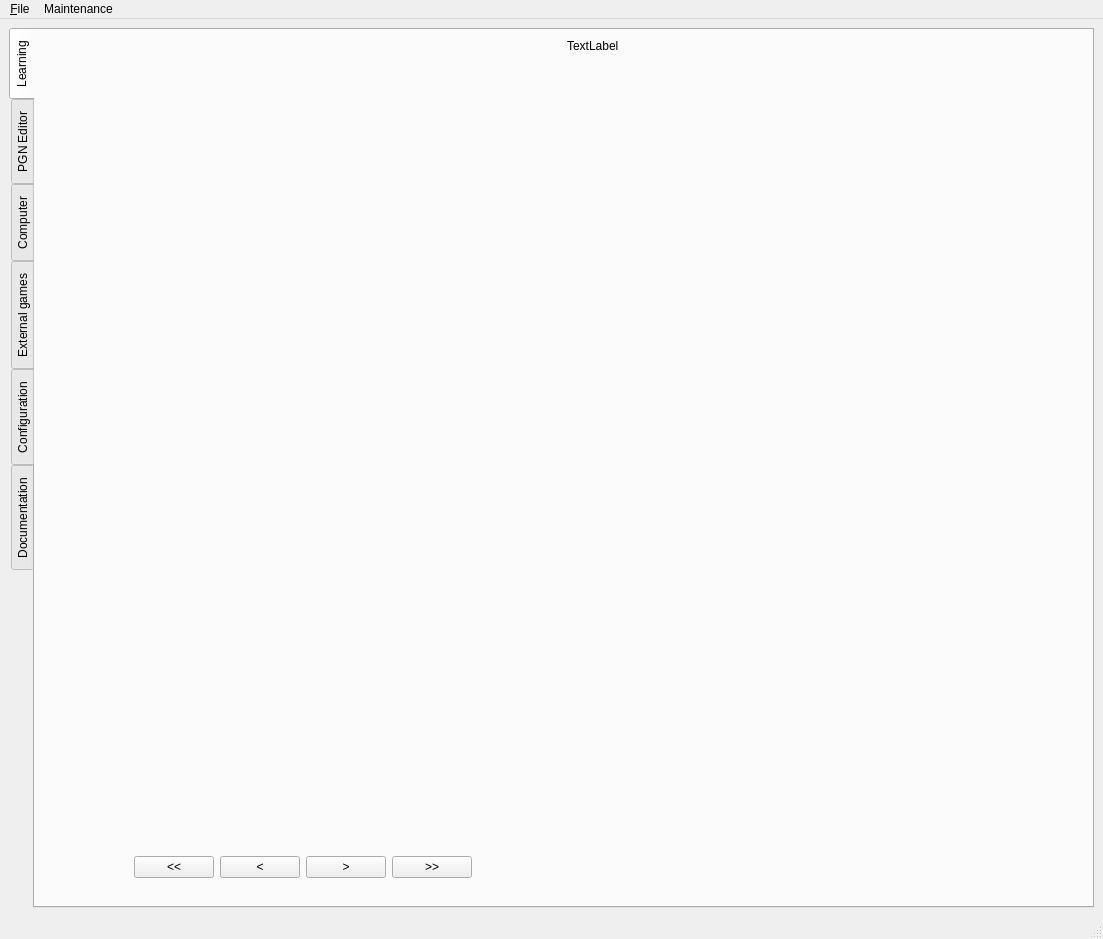
Above: src/mainwindow.ui from gillesmaire/myChessBase before the change. Below: the same form after it.
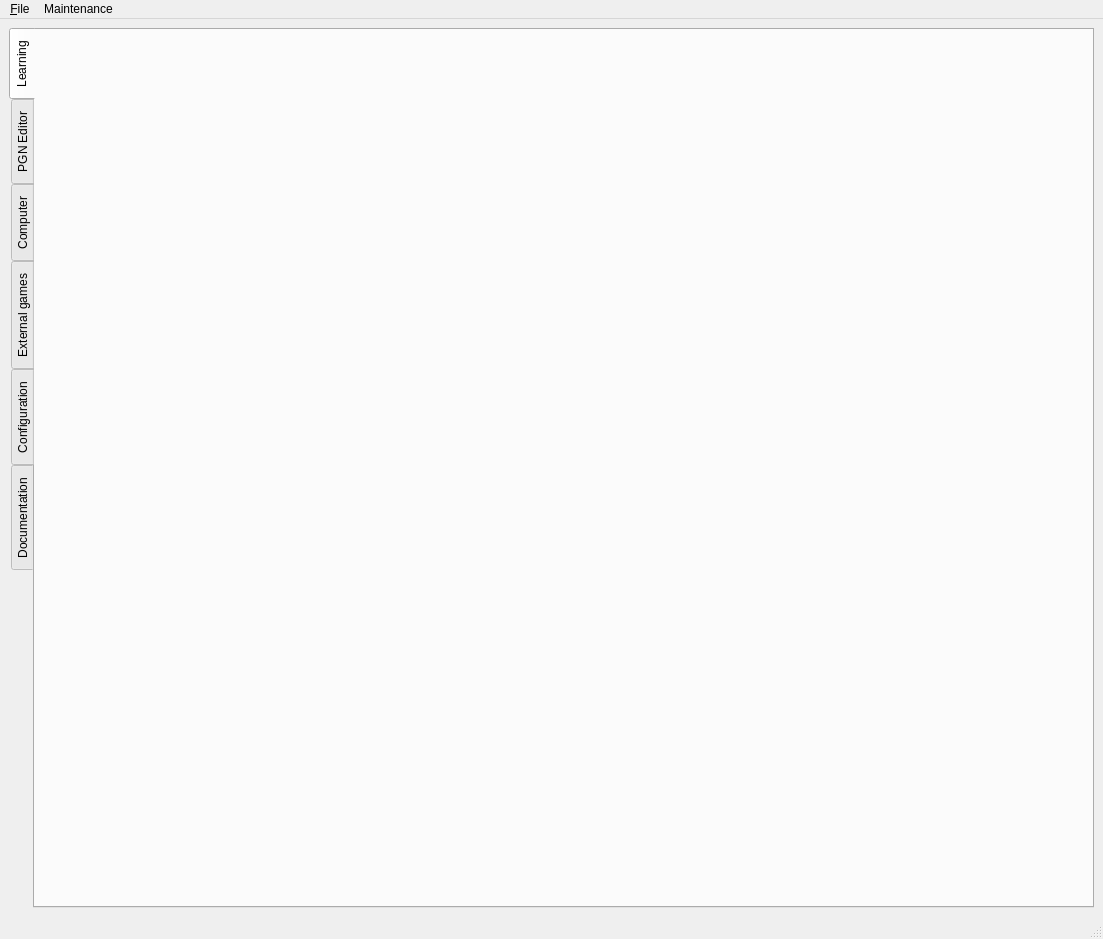
That is the form after the change. The open tabs and pages were chosen to show the change. Custom widgets are drawn as their Qt base class.

The edit to the form file:
```diff
--- a/src/mainwindow.ui
+++ b/src/mainwindow.ui
@@ -30,131 +30,7 @@
        <attribute name="title">
         <string>Learning</string>
        </attribute>
-       <layout class="QVBoxLayout" name="verticalLayout_4">
-        <item>
-         <layout class="QHBoxLayout" name="horizontalLayout_3">
-          <item>
-           <layout class="QVBoxLayout" name="verticalLayout_3">
-            <item>
-             <layout class="QHBoxLayout" name="horizontalLayout_2">
-              <item>
-               <layout class="QVBoxLayout" name="verticalLayout_2">
-                <item>
-                 <widget class="ChessBoard" name="chessBoard" native="true">
-                  <property name="minimumSize">
-                   <size>
-                    <width>400</width>
-                    <height>46</height>
-                   </size>
-                  </property>
-                 </widget>
-                </item>
-               </layout>
-              </item>
-             </layout>
-            </item>
-            <item>
-             <widget class="QStackedWidget" name="stackedWidgetButtonVsInfo">
-              <property name="maximumSize">
-               <size>
-                <width>16777215</width>
-                <height>60</height>
-               </size>
-              </property>
-              <property name="currentIndex">
-               <number>0</number>
-              </property>
-              <widget class="QWidget" name="pageButtons">
-               <layout class="QVBoxLayout" name="verticalLayout_5">
-                <item>
-                 <layout class="QHBoxLayout" name="horizontalLayout">
-                  <item>
-                   <spacer name="horizontalSpacer">
-                    <property name="orientation">
-                     <enum>Qt::Horizontal</enum>
-                    </property>
-                    <property name="sizeHint" stdset="0">
-                     <size>
-                      <width>40</width>
-                      <height>20</height>
-                     </size>
-                    </property>
-                   </spacer>
-                  </item>
-                  <item>
-                   <widget class="QPushButton" name="pushButtonStart">
-                    <property name="text">
-                     <string>&lt;&lt;</string>
-                    </property>
-                   </widget>
-                  </item>
-                  <item>
-                   <widget class="QPushButton" name="pushButtonBack">
-                    <property name="text">
-                     <string>&lt;</string>
-                    </property>
-                   </widget>
-                  </item>
-                  <item>
-                   <widget class="QPushButton" name="pushButtonNext">
-                    <property name="text">
-                     <string>&gt;</string>
-                    </property>
-                   </widget>
-                  </item>
-                  <item>
-                   <widget class="QPushButton" name="pushButtonEnd">
-                    <property name="text">
-                     <string>&gt;&gt;</string>
-                    </property>
-                   </widget>
-                  </item>
-                  <item>
-                   <spacer name="horizontalSpacer_2">
-                    <property name="orientation">
-                     <enum>Qt::Horizontal</enum>
-                    </property>
-                    <property name="sizeHint" stdset="0">
-                     <size>
-                      <width>40</width>
-                      <height>20</height>
-                     </size>
-                    </property>
-                   </spacer>
-                  </item>
-                 </layout>
-                </item>
-               </layout>
-              </widget>
-              <widget class="FormTitle" name="pageInfo"/>
-             </widget>
-            </item>
-           </layout>
-          </item>
-          <item>
-           <layout class="QVBoxLayout" name="verticalLayout">
-            <item>
-             <widget class="QLabel" name="label">
-              <property name="text">
-               <string>TextLabel</string>
-              </property>
-             </widget>
-            </item>
-            <item>
-             <widget class="QStackedWidget" name="stackedWidget">
-              <property name="currentIndex">
-               <number>0</number>
-              </property>
-              <widget class="QWidget" name="Blank"/>
-              <widget class="FormCreatePGN" name="CreationPGN"/>
-              <widget class="FormUniversMyPreferences" name="PreferenceUnivers"/>
-             </widget>
-            </item>
-           </layout>
-          </item>
-         </layout>
-        </item>
-       </layout>
+       <layout class="QVBoxLayout" name="verticalLayout_4"/>
       </widget>
       <widget class="QWidget" name="tabPGNEditor">
        <attribute name="title">
@@ -377,30 +253,6 @@
   </action>
  </widget>
  <customwidgets>
-  <customwidget>
-   <class>ChessBoard</class>
-   <extends>QWidget</extends>
-   <header>chessboard.h</header>
-   <container>1</container>
-  </customwidget>
-  <customwidget>
-   <class>FormCreatePGN</class>
-   <extends>QWidget</extends>
-   <header>universpgn.h</header>
-   <container>1</container>
-  </customwidget>
-  <customwidget>
-   <class>FormUniversMyPreferences</class>
-   <extends>QWidget</extends>
-   <header>formuniversmypreferences.h</header>
-   <container>1</container>
-  </customwidget>
-  <customwidget>
-   <class>FormTitle</class>
-   <extends>QWidget</extends>
-   <header>formtitle.h</header>
-   <container>1</container>
-  </customwidget>
   <customwidget>
    <class>FormConfig</class>
    <extends>QWidget</extends>
```
Left out of the diff: 4 changed lines with no effect on the pictures.
